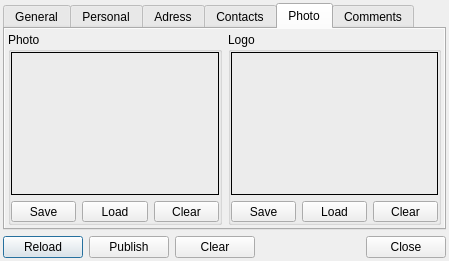
First picture: the form in trunk/src/plugins/vcard/vcarddialog.ui, repository vacuum-im/vacuum-im, before the edit.
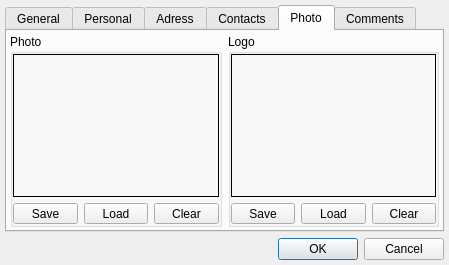
Second picture: the form after the edit. The open tabs and pages were chosen to show the change. Custom widgets are drawn as their Qt base class.

```diff
--- a/trunk/src/plugins/vcard/vcarddialog.ui
+++ b/trunk/src/plugins/vcard/vcarddialog.ui
@@ -7,12 +7,12 @@
     <x>0</x>
     <y>0</y>
     <width>449</width>
-    <height>251</height>
+    <height>250</height>
    </rect>
   </property>
   <layout class="QVBoxLayout" name="verticalLayout">
    <property name="margin">
-    <number>3</number>
+    <number>5</number>
    </property>
    <item>
     <widget class="QTabWidget" name="twtVCard">
@@ -639,9 +639,6 @@
       </layout>
      </widget>
      <widget class="QWidget" name="tabPhoto">
-      <property name="autoFillBackground">
-       <bool>true</bool>
-      </property>
       <attribute name="title">
        <string>Photo</string>
       </attribute>
@@ -651,6 +648,12 @@
        </property>
        <item>
         <widget class="QGroupBox" name="grbPhoto">
+         <property name="sizePolicy">
+          <sizepolicy hsizetype="Expanding" vsizetype="Expanding">
+           <horstretch>0</horstretch>
+           <verstretch>0</verstretch>
+          </sizepolicy>
+         </property>
          <property name="title">
           <string>Photo</string>
          </property>
@@ -662,7 +665,7 @@
            <number>0</number>
           </property>
           <item>
-           <widget class="QLabel" name="lblPhoto">
+           <widget class="PrixmapFrame" name="pmfPhoto">
             <property name="sizePolicy">
              <sizepolicy hsizetype="Expanding" vsizetype="Expanding">
               <horstretch>0</horstretch>
@@ -672,15 +675,6 @@
             <property name="frameShape">
              <enum>QFrame::Box</enum>
             </property>
-            <property name="text">
-             <string/>
-            </property>
-            <property name="textFormat">
-             <enum>Qt::PlainText</enum>
-            </property>
-            <property name="alignment">
-             <set>Qt::AlignCenter</set>
-            </property>
            </widget>
           </item>
           <item>
@@ -731,6 +725,12 @@
        </item>
        <item>
         <widget class="QGroupBox" name="grbLogo">
+         <property name="sizePolicy">
+          <sizepolicy hsizetype="Expanding" vsizetype="Expanding">
+           <horstretch>0</horstretch>
+           <verstretch>0</verstretch>
+          </sizepolicy>
+         </property>
          <property name="title">
           <string>Logo</string>
          </property>
@@ -742,7 +742,7 @@
            <number>0</number>
           </property>
           <item>
-           <widget class="QLabel" name="lblLogo">
+           <widget class="PrixmapFrame" name="pmfLogo">
             <property name="sizePolicy">
              <sizepolicy hsizetype="Expanding" vsizetype="Expanding">
               <horstretch>0</horstretch>
@@ -752,15 +752,6 @@
             <property name="frameShape">
              <enum>QFrame::Box</enum>
             </property>
-            <property name="text">
-             <string/>
-            </property>
-            <property name="textFormat">
-             <enum>Qt::PlainText</enum>
-            </property>
-            <property name="alignment">
-             <set>Qt::AlignCenter</set>
-            </property>
            </widget>
           </item>
           <item>
@@ -830,53 +821,23 @@
     </widget>
    </item>
    <item>
-    <layout class="QHBoxLayout" name="lotButtons">
-     <item>
-      <widget class="QPushButton" name="pbtUpdate">
-       <property name="text">
-        <string>Reload</string>
-       </property>
-      </widget>
-     </item>
-     <item>
-      <widget class="QPushButton" name="pbtPublish">
-       <property name="text">
-        <string>Publish</string>
-       </property>
-      </widget>
-     </item>
-     <item>
-      <widget class="QPushButton" name="pbtClear">
-       <property name="text">
-        <string>Clear</string>
-       </property>
-      </widget>
-     </item>
-     <item>
-      <spacer>
-       <property name="orientation">
-        <enum>Qt::Horizontal</enum>
-       </property>
-       <property name="sizeHint" stdset="0">
-        <size>
-         <width>40</width>
-         <height>20</height>
-        </size>
-       </property>
-      </spacer>
-     </item>
-     <item>
-      <widget class="QPushButton" name="pbtClose">
-       <property name="text">
-        <string>Close</string>
-       </property>
-      </widget>
-     </item>
-    </layout>
+    <widget class="QDialogButtonBox" name="btbButtons">
+     <property name="standardButtons">
+      <set>QDialogButtonBox::Cancel|QDialogButtonBox::Ok</set>
+     </property>
+    </widget>
    </item>
   </layout>
  </widget>
  <layoutdefault spacing="6" margin="11"/>
+ <customwidgets>
+  <customwidget>
+   <class>PrixmapFrame</class>
+   <extends>QFrame</extends>
+   <header>prixmapframe.h</header>
+   <container>1</container>
+  </customwidget>
+ </customwidgets>
  <tabstops>
   <tabstop>twtVCard</tabstop>
   <tabstop>lneFullName</tabstop>
```
Left out of the diff: 16 changed lines with no effect on the pictures.
